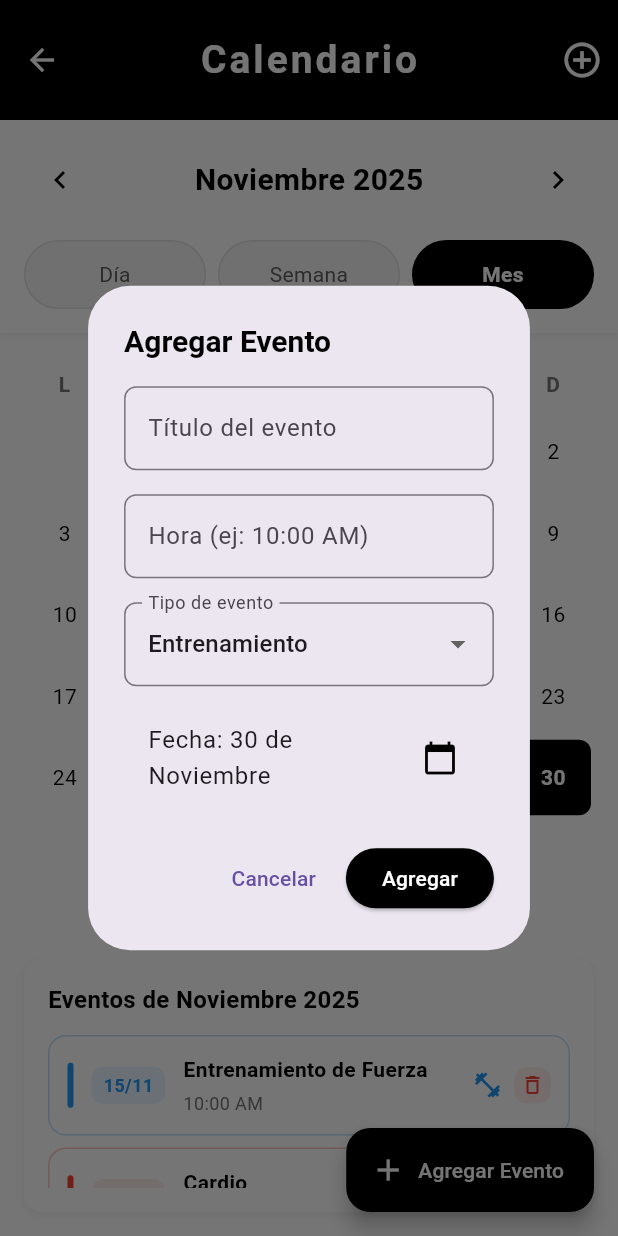
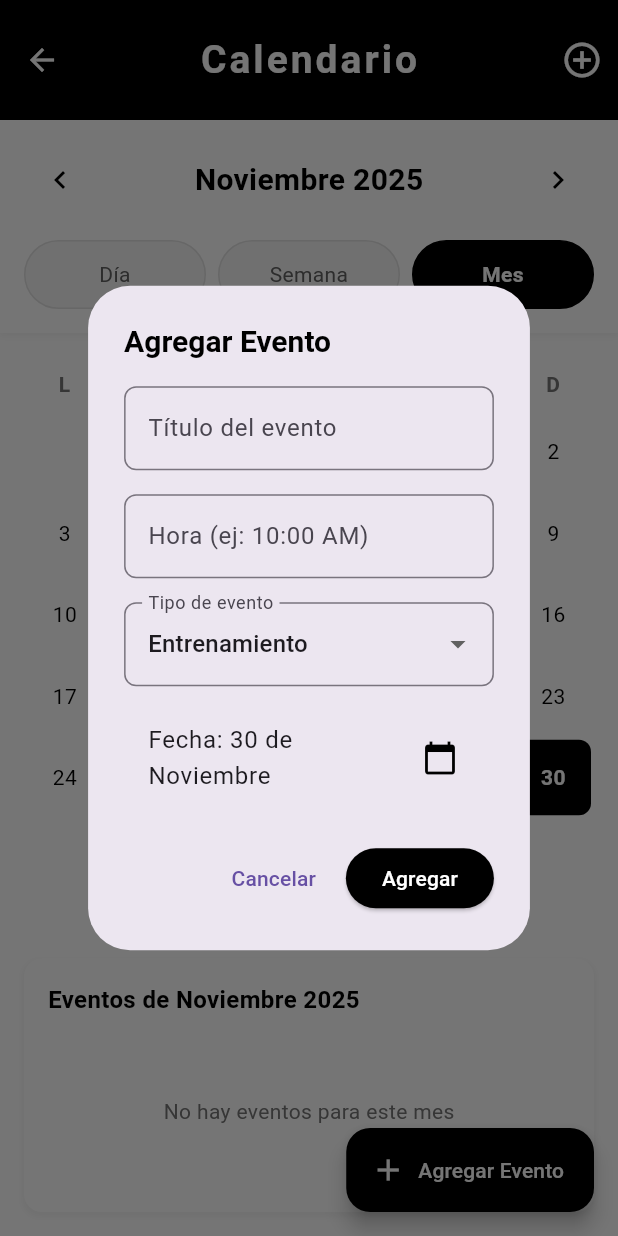
Before and after one commit to DevSaul17/Figthters_gym_app1, a Flutter app: the CalendarioScreen screen opened directly with empty values, after a tap on the "add circle outline" icon, on a phone screen of 412 x 824 dp. Run offline on Flutter 3.47's test engine with Material 3 defaults, Android fonts, the light colour scheme and no system bars; our stand-ins replace cloud_firestore, firebase_auth, firebase_core, shared_preferences; accounts and stored records are empty; network calls fail; Roboto replaces fonts that are missing (Arial).

Commit message:
calendario eventos locales

```diff
--- a/lib/screens/cliente/calendario_screen.dart
+++ b/lib/screens/cliente/calendario_screen.dart
@@ -1,4 +1,6 @@
 import 'package:flutter/material.dart';
+import 'package:shared_preferences/shared_preferences.dart';
+import 'dart:convert';
 import '../../constants.dart';
 
 class CalendarioScreen extends StatefulWidget {
@@ -15,39 +17,34 @@ class _CalendarioScreenState extends State<CalendarioScreen> {
   DateTime _currentMonth = DateTime.now();
   String _selectedView = 'mes'; // día, semana, mes
 
-  final Map<DateTime, List<Map<String, dynamic>>> _events = {
-    DateTime(2025, 11, 15): [
-      {
-        'title': 'Entrenamiento de Fuerza',
-        'time': '10:00 AM',
-        'type': 'workout',
-      },
-      {'title': 'Cardio', 'time': '4:00 PM', 'type': 'cardio'},
-    ],
-    DateTime(2025, 11, 18): [
-      {
-        'title': 'Entrenamiento Funcional',
-        'time': '9:00 AM',
-        'type': 'functional',
-      },
-    ],
-    DateTime(2025, 11, 20): [
-      {'title': 'Evaluación Física', 'time': '11:00 AM', 'type': 'evaluation'},
-    ],
-    DateTime(2025, 11, 22): [
-      {'title': 'Rutina de Pecho', 'time': '2:00 PM', 'type': 'workout'},
-    ],
-    DateTime(2025, 11, 25): [
-      {
-        'title': 'Entrenamiento de Piernas',
-        'time': '10:30 AM',
-        'type': 'workout',
-      },
-    ],
-  };
+  final Map<DateTime, List<Map<String, dynamic>>> _events = {};
+  bool _isLoading = true;
+
+  @override
+  void initState() {
+    super.initState();
+    _cargarEventos();
+  }
 
   @override
   Widget build(BuildContext context) {
+    if (_isLoading) {
+      return Scaffold(
+        backgroundColor: AppColors.background,
+        appBar: AppBar(
+          backgroundColor: AppColors.primary,
+          elevation: 0,
+          centerTitle: true,
+          toolbarHeight: 80.0,
+          title: Text(
+            'Calendario',
+            style: AppTextStyles.appBarTitle.copyWith(color: Colors.white),
+          ),
+        ),
+        body: Center(child: CircularProgressIndicator()),
+      );
+    }
+
     return Scaffold(
       backgroundColor: AppColors.background,
       appBar: AppBar(
@@ -1011,6 +1008,57 @@ class _CalendarioScreenState extends State<CalendarioScreen> {
     return days[weekday - 1];
   }
 
+  // Métodos para guardar y cargar eventos localmente
+  Future<void> _cargarEventos() async {
+    try {
+      final prefs = await SharedPreferences.getInstance();
+      final String? eventosJson = prefs.getString(
+        'eventos_${widget.nombreUsuario}',
+      );
+
+      if (eventosJson != null) {
+        final Map<String, dynamic> eventosData = json.decode(eventosJson);
+
+        setState(() {
+          _events.clear();
+          eventosData.forEach((dateString, eventsList) {
+            final DateTime date = DateTime.parse(dateString);
+            _events[date] = List<Map<String, dynamic>>.from(
+              (eventsList as List).map((e) => Map<String, dynamic>.from(e)),
+            );
+          });
+          _isLoading = false;
+        });
+      } else {
+        setState(() {
+          _isLoading = false;
+        });
+      }
+    } catch (e) {
+      print('Error cargando eventos: $e');
+      setState(() {
+        _isLoading = false;
+      });
+    }
+  }
+
+  Future<void> _guardarEventos() async {
+    try {
+      final prefs = await SharedPreferences.getInstance();
+
+      // Convertir el mapa de eventos a un formato serializable
+      final Map<String, dynamic> eventosData = {};
+      _events.forEach((date, eventsList) {
+        eventosData[date.toIso8601String()] = eventsList;
+      });
+
+      final String eventosJson = json.encode(eventosData);
+      await prefs.setString('eventos_${widget.nombreUsuario}', eventosJson);
+    } catch (e) {
+      print('Error guardando eventos: $e');
+    }
+  }
+
   void _eliminarEvento(Map<String, dynamic> evento, DateTime fecha) {
     showDialog(
       context: context,
@@ -1051,6 +1099,7 @@ class _CalendarioScreenState extends State<CalendarioScreen> {
                   }
                 }
               });
+              _guardarEventos(); // Guardar después de eliminar
               Navigator.pop(context);
               ScaffoldMessenger.of(context).showSnackBar(
                 SnackBar(
@@ -1193,6 +1242,7 @@ class _CalendarioScreenState extends State<CalendarioScreen> {
                       'type': selectedType,
                     });
                   });
+                  _guardarEventos(); // Guardar después de agregar
                   Navigator.pop(context);
                   ScaffoldMessenger.of(context).showSnackBar(
                     SnackBar(
```
